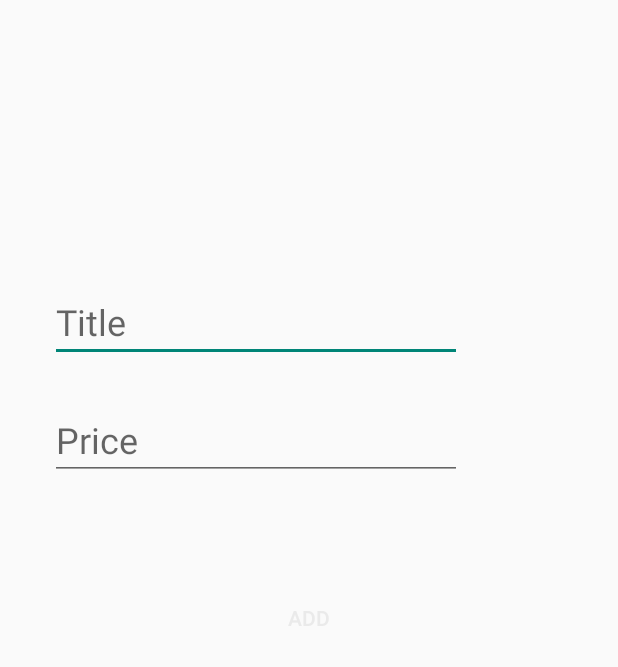
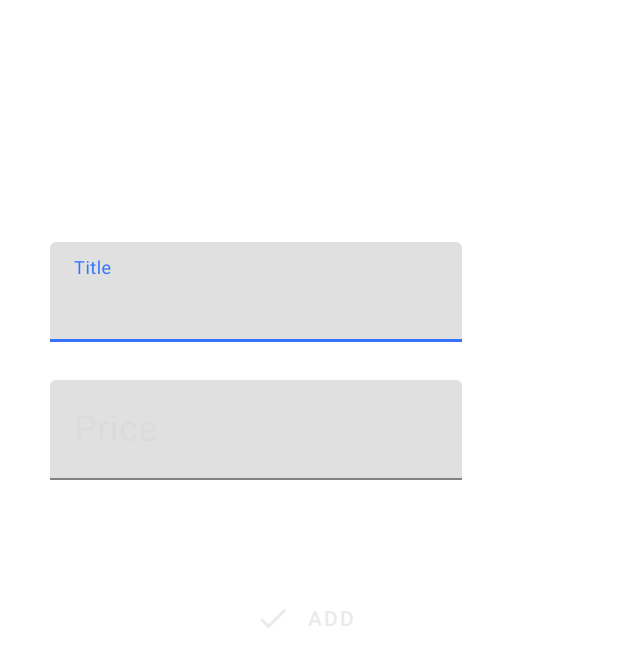
Before and after one commit to bendyug/LoftMoney, an Android app: the AddItemActivity screen opened directly, with no data from a screen before it, on a phone screen of 412 x 824 dp. Shown: the top 667 px of the screen. Run offline under Robolectric (Android 15) with nearby library versions, the phone set to English and light mode, and no system bars.

Commit message:
Added material design components

```diff
--- a/app/build.gradle
+++ b/app/build.gradle
@@ -24,7 +24,7 @@ dependencies {
     implementation 'androidx.appcompat:appcompat:1.0.2'
     implementation 'androidx.recyclerview:recyclerview:1.0.0'
     implementation 'androidx.legacy:legacy-support-v4:1.0.0'
-    implementation 'com.google.android.material:material:1.1.0-alpha07'
+    implementation 'com.google.android.material:material:1.0.0-rc01'
     implementation 'com.squareup.okhttp3:logging-interceptor:4.0.0'
     implementation 'com.squareup.retrofit2:retrofit:2.6.0'
     implementation 'com.squareup.retrofit2:converter-gson:2.6.0'
--- a/app/src/main/AndroidManifest.xml
+++ b/app/src/main/AndroidManifest.xml
@@ -22,10 +22,10 @@
             </intent-filter>
         </activity>
         <activity android:name=".AddItemActivity"
-            android:theme="@style/Theme.AppCompat.Light.NoActionBar"
+            android:theme="@style/AddActivityTheme"
             />
         <activity android:name=".BudgetActivity"
-            android:label="@string/budget_activity_title"/>
+            android:theme="@style/BudgetActivityTheme"/>
     </application>
 
 </manifest>
--- a/app/src/main/java/com/dbendyug/loftmoney/AuthResponse.java
+++ b/app/src/main/java/com/dbendyug/loftmoney/AuthResponse.java
@@ -7,7 +7,6 @@ class AuthResponse {
     private int id;
     @SerializedName("auth_token")
     private String authToken;
-
 
     public int getId() {
         return id;
--- a/app/src/main/java/com/dbendyug/loftmoney/ItemsAdapter.java
+++ b/app/src/main/java/com/dbendyug/loftmoney/ItemsAdapter.java
@@ -39,7 +39,7 @@ public class ItemsAdapter extends RecyclerView.Adapter<ItemsAdapter.ItemViewHold
         return itemList.size();
     }
 
-    public void addItem (final Item item){
+    public void addItem(final Item item) {
         itemList.add(item);
         notifyItemInserted(itemList.size());
     }
@@ -48,7 +48,6 @@ public class ItemsAdapter extends RecyclerView.Adapter<ItemsAdapter.ItemViewHold
         itemList.clear();
         notifyDataSetChanged();
     }
-
 
     static class ItemViewHolder extends RecyclerView.ViewHolder {
 
@@ -62,7 +61,7 @@ public class ItemsAdapter extends RecyclerView.Adapter<ItemsAdapter.ItemViewHold
             priceView = itemView.findViewById(R.id.item_price);
         }
 
-        public void bindItem(final Item item){
+        public void bindItem(final Item item) {
             nameView.setText(item.getName());
             priceView.setText(
                     priceView.getContext().getResources().
--- a/app/src/main/java/com/dbendyug/loftmoney/LoftApp.java
+++ b/app/src/main/java/com/dbendyug/loftmoney/LoftApp.java
@@ -35,7 +35,7 @@ public class LoftApp extends Application {
 
     }
 
-    public LoftApi getLoftApi(){
+    public LoftApi getLoftApi() {
         return loftApi;
     }
 }
--- a/app/src/main/java/com/dbendyug/loftmoney/MainActivity.java
+++ b/app/src/main/java/com/dbendyug/loftmoney/MainActivity.java
@@ -33,13 +33,11 @@ public class MainActivity extends AppCompatActivity {
             }
         });
 
-
         LoftApp loftApp = (LoftApp) getApplication();
 
         LoftApi loftApi = loftApp.getLoftApi();
 
         String androidId = Settings.Secure.getString(getContentResolver(), Settings.Secure.ANDROID_ID);
-
 
         Call<AuthResponse> authCall = loftApi.auth(androidId);
         authCall.enqueue(new Callback<AuthResponse>() {
--- /dev/null
+++ b/app/src/main/res/color/add_button_color.xml
@@ -0,0 +1,6 @@
+<?xml version="1.0" encoding="utf-8"?>
+<selector xmlns:android="http://schemas.android.com/apk/res/android">
+    <item android:color="@color/add_button_text_color" android:state_enabled="true"/>
+    <item android:color="@color/add_button_color_inactive" android:state_enabled="false"/>
+
+</selector>
--- /dev/null
+++ b/app/src/main/res/drawable/ic_add_white_24dp.xml
@@ -0,0 +1,5 @@
+<vector android:height="24dp" android:tint="#FFFFFF"
+    android:viewportHeight="24.0" android:viewportWidth="24.0"
+    android:width="24dp" xmlns:android="http://schemas.android.com/apk/res/android">
+    <path android:fillColor="#FF000000" android:pathData="M19,13h-6v6h-2v-6H5v-2h6V5h2v6h6v2z"/>
+</vector>
--- /dev/null
+++ b/app/src/main/res/drawable/ic_check_grey_24dp.xml
@@ -0,0 +1,5 @@
+<vector android:height="24dp" android:tint="#E3E3E3"
+    android:viewportHeight="24.0" android:viewportWidth="24.0"
+    android:width="24dp" xmlns:android="http://schemas.android.com/apk/res/android">
+    <path android:fillColor="#FF000000" android:pathData="M9,16.17L4.83,12l-1.42,1.41L9,19 21,7l-1.41,-1.41z"/>
+</vector>
--- a/app/src/main/res/layout/activity_add_item.xml
+++ b/app/src/main/res/layout/activity_add_item.xml
@@ -1,5 +1,6 @@
 <?xml version="1.0" encoding="utf-8"?>
 <RelativeLayout xmlns:android="http://schemas.android.com/apk/res/android"
+    xmlns:app="http://schemas.android.com/apk/res-auto"
     android:layout_width="match_parent"
     android:layout_height="match_parent"
     android:orientation="vertical">
@@ -13,37 +14,54 @@
         android:paddingEnd="@dimen/add_item_end"
         android:paddingBottom="@dimen/add_item_padding_bottom">
 
-        <EditText
+        <com.google.android.material.textfield.TextInputLayout
+            android:layout_width="match_parent"
+            android:layout_height="wrap_content"
+            android:hint="@string/title_hint"
+            android:textColorHint="@color/hint_color">
+
+            <com.google.android.material.textfield.TextInputEditText
                 android:id="@+id/title_edit_text"
                 android:layout_width="match_parent"
                 android:layout_height="wrap_content"
-            android:hint="@string/title_hint"
                 android:inputType="textCapSentences"
                 android:textColor="@color/title_text_color"
                 android:textSize="@dimen/title_text_size" />
 
-        <EditText
+        </com.google.android.material.textfield.TextInputLayout>
+
+        <com.google.android.material.textfield.TextInputLayout
+            android:layout_width="match_parent"
+            android:layout_height="wrap_content"
+            android:hint="@string/price_hint"
+            android:textColorHint="@color/hint_color">
+
+            <com.google.android.material.textfield.TextInputEditText
                 android:id="@+id/price_edit_text"
                 android:layout_width="match_parent"
                 android:layout_height="wrap_content"
                 android:layout_marginTop="@dimen/price_margin_top"
-            android:hint="@string/price_hint"
                 android:inputType="number"
                 android:textColor="@color/title_text_color"
                 android:textSize="@dimen/price_text_size" />
+
+        </com.google.android.material.textfield.TextInputLayout>
+
     </LinearLayout>
 
-    <Button
+    <com.google.android.material.button.MaterialButton
         android:id="@+id/add_button"
+        style="@style/Widget.MaterialComponents.Button.TextButton"
         android:layout_width="wrap_content"
         android:layout_height="wrap_content"
         android:layout_centerHorizontal="true"
         android:layout_centerVertical="true"
         android:layout_gravity="center"
         android:background="@null"
+        android:enabled="false"
         android:text="@string/add_button_text"
-        android:textColor="@color/add_button_color_inactive"
-
-        />
+        android:textColor="@color/add_button_color"
+        app:icon="@drawable/ic_check_grey_24dp"
+        app:iconTint="@color/add_button_color" />
 
 </RelativeLayout>
--- a/app/src/main/res/values/colors.xml
+++ b/app/src/main/res/values/colors.xml
@@ -2,7 +2,9 @@
 <resources>
     <color name="colorPrimary">#3574fa</color>
     <color name="colorPrimaryDark">#326EEE</color>
-    <color name="colorAccent">#D81B60</color>
+    <color name="colorAccent">#ffc107</color>
+
+    <color name="hint_color">#dbdbdb</color>
     <color name="title_text_color">#3574fa</color>
     <color name="add_button_text_color">#7ed321</color>
     <color name="add_button_color_inactive">#eaeaea</color>
--- a/app/src/main/res/values/styles.xml
+++ b/app/src/main/res/values/styles.xml
@@ -1,12 +1,27 @@
 <resources>
 
     <!-- Base application theme. -->
-    <style name="AppTheme" parent="Theme.AppCompat.Light.DarkActionBar">
+    <style name="AppTheme" parent="Theme.AppCompat.Light.NoActionBar">
         <item name="colorPrimary">@color/colorPrimary</item>
         <item name="colorPrimaryDark">@color/colorPrimaryDark</item>
         <item name="colorAccent">@color/colorAccent</item>
     </style>
 
+    <style name="BudgetActivityTheme" parent="Theme.AppCompat.Light.NoActionBar">
+        <item name="colorPrimary">@color/colorPrimary</item>
+        <item name="colorPrimaryDark">@color/colorPrimaryDark</item>
+        <item name="colorAccent">@color/colorAccent</item>
+    </style>
+
+    <style name="AddActivityTheme" parent="Theme.MaterialComponents.Light.NoActionBar">
+        <item name="colorPrimary">@color/colorPrimary</item>
+        <item name="colorPrimaryDark">@color/colorPrimaryDark</item>
+        <item name="colorAccent">@color/hint_color</item>
+
+        <item name="colorControlNormal">@color/hint_color</item>
+        <item name="colorControlActivated">@color/hint_color</item>
+        <item name="colorControlHighlight">@color/hint_color</item>
+    </style>
 
 
 </resources>
```
Also changed, not shown: app/src/main/java/com/dbendyug/loftmoney/AddItemActivity.java (+2 -6 lines), app/src/main/java/com/dbendyug/loftmoney/BudgetActivity.java (+28 -4 lines), app/src/main/java/com/dbendyug/loftmoney/BudgetFragment.java (+34 -15 lines), app/src/main/java/com/dbendyug/loftmoney/Item.java (+14 -1 lines), app/src/main/res/layout/activity_budget.xml (+29 -7 lines), app/src/main/res/layout/activity_main.xml (+13 -7 lines), app/src/main/res/layout/fragment_budget.xml (+9 -12 lines), app/src/main/res/layout/item_view.xml (+10 -13 lines). Lines whose indentation alone changed are shown as unchanged.
